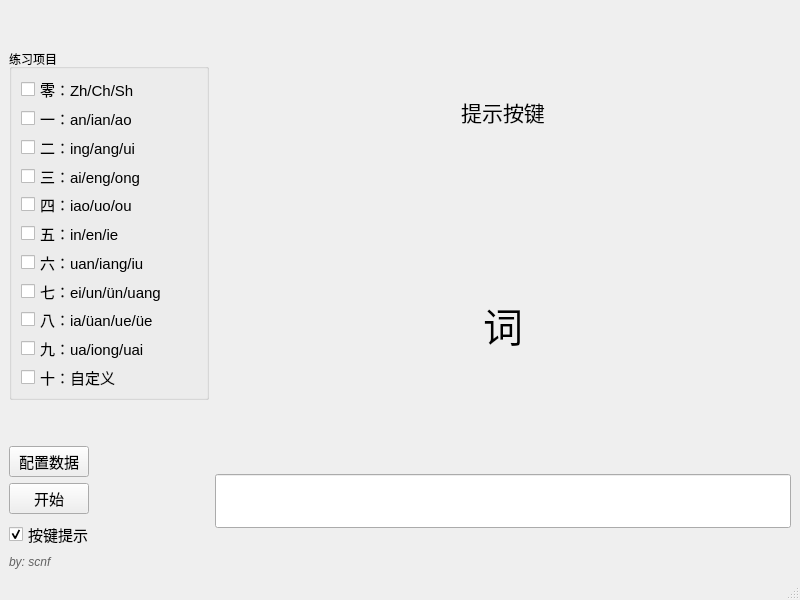
Before: the Qt Designer form Gui.ui in scnf-8848/shuangpin, drawn with Qt 5.
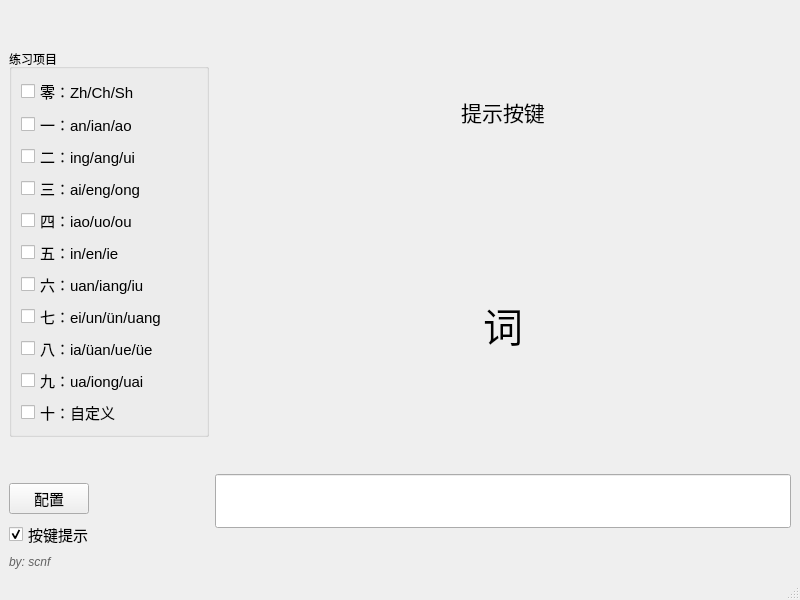
After: the same form once the commit is applied. Icons and pictures are not drawn.

Commit message: 去掉开始按钮

Patch:
```diff
--- a/Gui.ui
+++ b/Gui.ui
@@ -305,25 +305,7 @@
              </font>
             </property>
             <property name="text">
-             <string>配置数据</string>
-            </property>
-           </widget>
-          </item>
-          <item>
-           <widget class="QPushButton" name="Button_start">
-            <property name="sizePolicy">
-             <sizepolicy hsizetype="Fixed" vsizetype="Fixed">
-              <horstretch>0</horstretch>
-              <verstretch>0</verstretch>
-             </sizepolicy>
-            </property>
-            <property name="font">
-             <font>
-              <pointsize>11</pointsize>
-             </font>
-            </property>
-            <property name="text">
-             <string>开始</string>
+             <string>配置</string>
             </property>
            </widget>
           </item>
```
Left out of the diff: 2 changed lines with no effect on the pictures. The commit also changes 2 other files.
